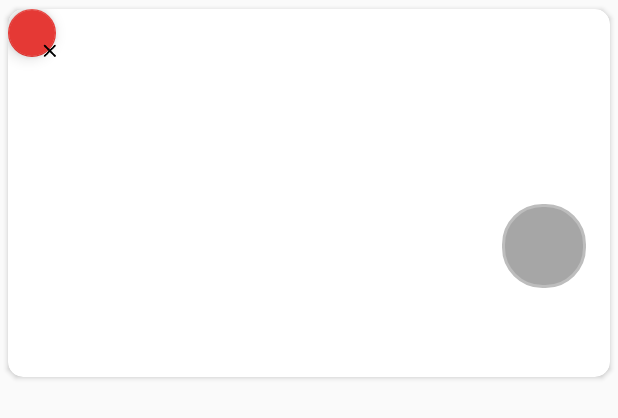
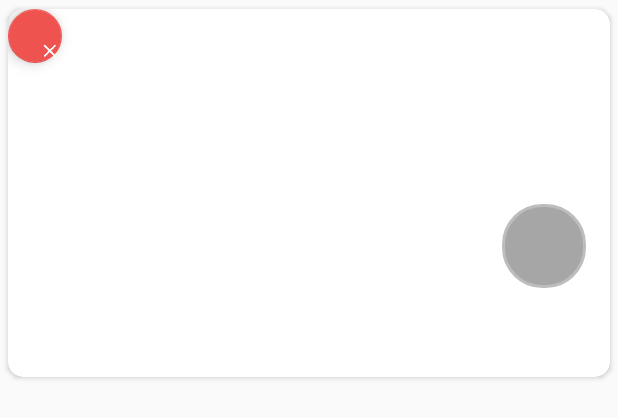
Before and after one commit to DroidUcation/maliros, an Android app: the layout card_view_list.xml on its own in the app's theme, with its tools: preview values and no code run, on a phone screen of 412 x 824 dp. Shown: the top 418 px of the screen. Run offline under Robolectric (Android 15) with nearby library versions, the phone set to English and light mode, and no system bars.

Commit message:
design delete button, etc

```diff
--- a/GiftCard/app/src/main/java/com/maliros/giftcard/recyclerviewgridview/CursorRecyclerViewAdapter.java
+++ b/GiftCard/app/src/main/java/com/maliros/giftcard/recyclerviewgridview/CursorRecyclerViewAdapter.java
@@ -19,7 +19,7 @@ public abstract class CursorRecyclerViewAdapter<VH extends RecyclerView.ViewHold
 
     private int mRowIdColumn;
 
-    private DataSetObserver mDataSetObserver;
+    protected DataSetObserver mDataSetObserver;
 
     public CursorRecyclerViewAdapter(Context context, Cursor cursor) {
         mContext = context;
--- a/GiftCard/app/src/main/res/layout/card_view_list.xml
+++ b/GiftCard/app/src/main/res/layout/card_view_list.xml
@@ -12,11 +12,14 @@
 
         <android.support.design.widget.FloatingActionButton
             android:id="@+id/delete_card_btn"
-            android:layout_width="32dp"
-            android:layout_height="32dp"
-            android:elevation="8dp"
+            android:layout_width="36dp"
+            android:layout_height="36dp"
+            android:elevation="16dp"
             android:scaleType="center"
-            android:src="@mipmap/ic_delete" />
+            card_view:backgroundTint="#EF5350"
+            android:tint="@android:color/white"
+            android:src="@mipmap/ic_delete"
+            />
 
         <ImageView
             android:id="@+id/photo"
```
Also changed, not shown: GiftCard/app/src/main/java/com/maliros/giftcard/adapters/CardDisplayAdapter.java (+13 -6 lines), GiftCard/app/src/main/java/com/maliros/giftcard/contentproviders/GiftCardProvider.java (+9 -0 lines).
